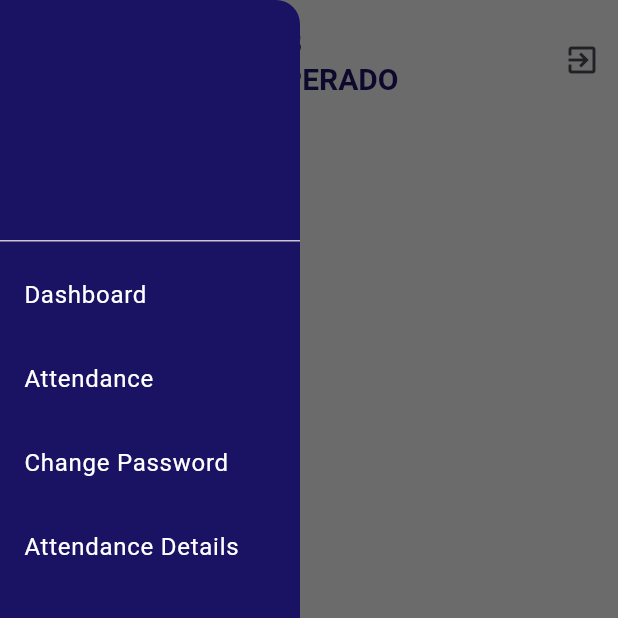
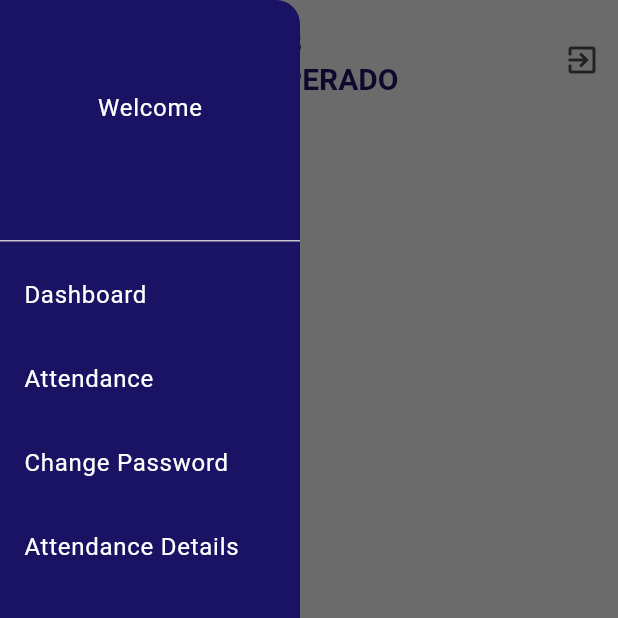
Before and after one commit to piyushkarmacharya/gym_member_app, a Flutter app: the HomePage screen opened directly, with the side drawer open, on a phone screen of 412 x 824 dp, the top half of it. Run offline on Flutter 3.47's test engine with Material 3 defaults, Android fonts, the phone set to English and light mode, and no system bars; missing offline and left inert: simple_barcode_scanner; network calls fail; Roboto replaces fonts that are missing (Poppins).

Commit message:
created total present days then created welcome member in drawer

```diff
--- a/lib/change_password.dart
+++ b/lib/change_password.dart
@@ -54,8 +54,7 @@ class _ChangePasswordState extends State<ChangePassword> {
             .showSnackBar(SnackBar(content: Text("Connection problem")));
       }
     } catch (e) {
-      ScaffoldMessenger.of(context)
-          .showSnackBar(SnackBar(content: Text("Exception")));
+      print(e);
     }
   }
   List<bool> _showPassword=[false,false,false];
--- a/lib/homepage.dart
+++ b/lib/homepage.dart
@@ -42,12 +42,13 @@ class _HomePageState extends State<HomePage> {
 
               ),
       drawer: Drawer(
+
          backgroundColor: Color(0xFF1A1363),
          width: 200,
         child: ListView(
           children: [
             DrawerHeader(
-              child: Text(""),
+              child: Center(child: Text("Welcome\n${Provider.of<UserProvider>(context,listen: false).getMemberName()}",style:TextStyle(color: Colors.white) ,)),
             ),
             ...List.generate(
               pageName.length,
--- a/lib/loginpage.dart
+++ b/lib/loginpage.dart
@@ -22,7 +22,7 @@ class _LoginPageState extends State<LoginPage> {
   ];
   Map data = {};
   String? email;
-  Future login() async {
+  Future<void> login() async {
     String url = Provider.of<UserProvider>(context, listen: false).getUrl();
     try {
       final res = await http.post(
--- a/lib/user_provider.dart
+++ b/lib/user_provider.dart
@@ -4,7 +4,7 @@ class UserProvider extends ChangeNotifier {
   String imgStr="";
   String memberName="";
   int mid = 0;
-  String url = "192.168.0.104";
+  String url = "127.0.0.1";
   int currentPage=0;
 
   void setMid(int i) {
```
Also changed, not shown: lib/attendance_details.dart (+4 -3 lines).
